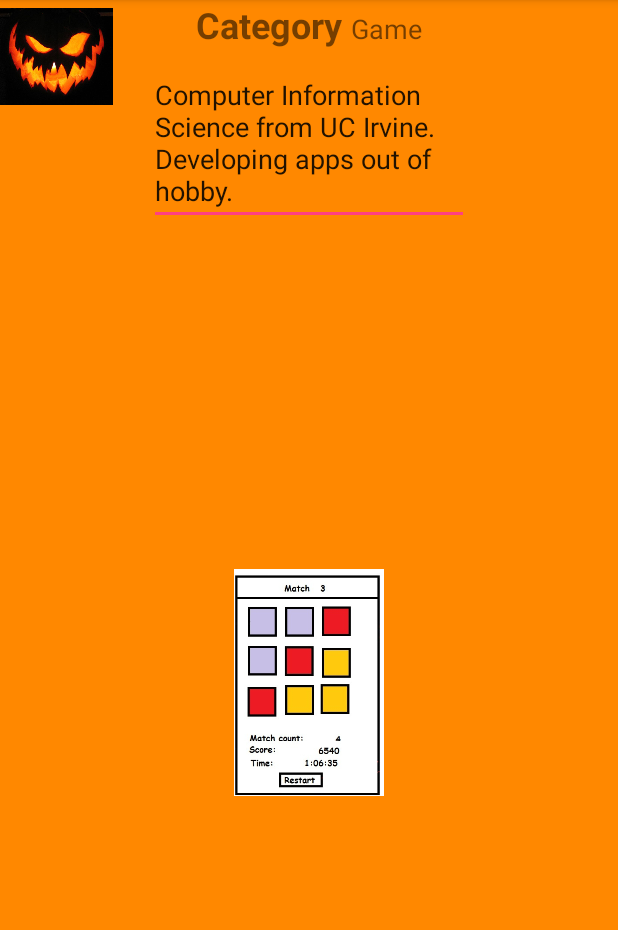
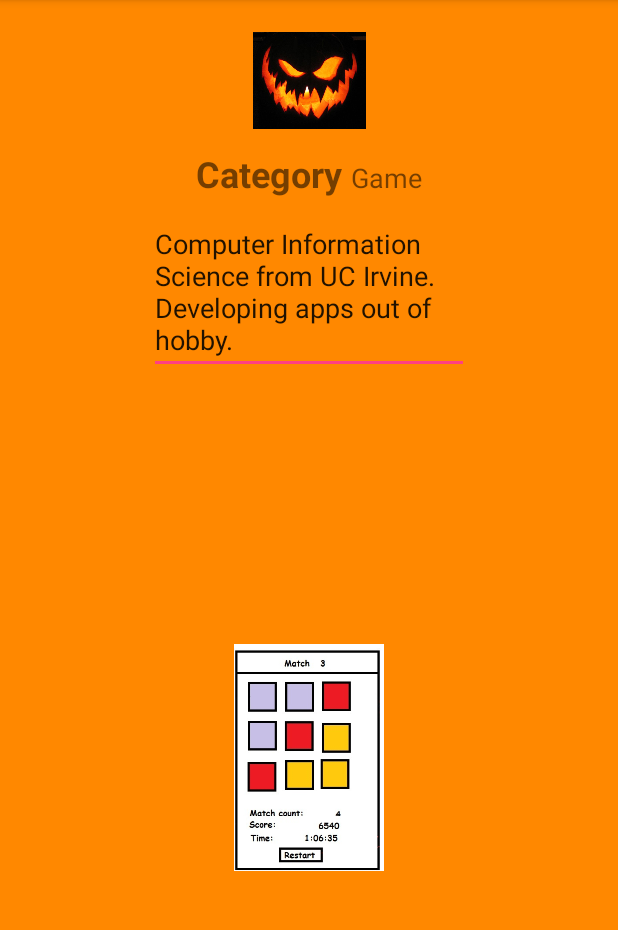
Before and after one commit to jyorkcar81/Portal_upgrade3, an Android app: the PersonalActivity screen opened directly, with no data from a screen before it, on a phone screen of 412 x 824 dp, the part 84-1014 px from its top. Run offline under Robolectric (Android 15) with nearby library versions, the phone set to English and light mode, and no system bars.

Commit message:
Upgrade 3

```diff
--- a/app/src/main/res/layout/activity_personal.xml
+++ b/app/src/main/res/layout/activity_personal.xml
@@ -14,8 +14,12 @@
         android:layout_width="75dp"
         android:layout_height="75dp"
         app:srcCompat="@drawable/p"
-        tools:layout_editor_absoluteX="155dp"
-        tools:layout_editor_absoluteY="16dp" />
+        android:layout_marginRight="8dp"
+        app:layout_constraintRight_toRightOf="parent"
+        android:layout_marginLeft="8dp"
+        app:layout_constraintLeft_toLeftOf="parent"
+        app:layout_constraintTop_toTopOf="parent"
+        android:layout_marginTop="16dp" />
 
     <LinearLayout
         android:id="@+id/linearLayout7"
@@ -26,7 +30,8 @@
         android:orientation="horizontal"
         app:layout_constraintLeft_toLeftOf="parent"
         app:layout_constraintRight_toRightOf="parent"
-        tools:layout_editor_absoluteY="131dp">
+        android:layout_marginTop="8dp"
+        app:layout_constraintTop_toBottomOf="@+id/imageView3">
 
         <TextView
             android:id="@+id/textView8"
```
Also changed, not shown: app/src/main/java/com/example/amd/portal/GatherMoreInfo.java (+8 -0 lines), app/src/main/res/layout/more_info.xml (+9 -6 lines).
